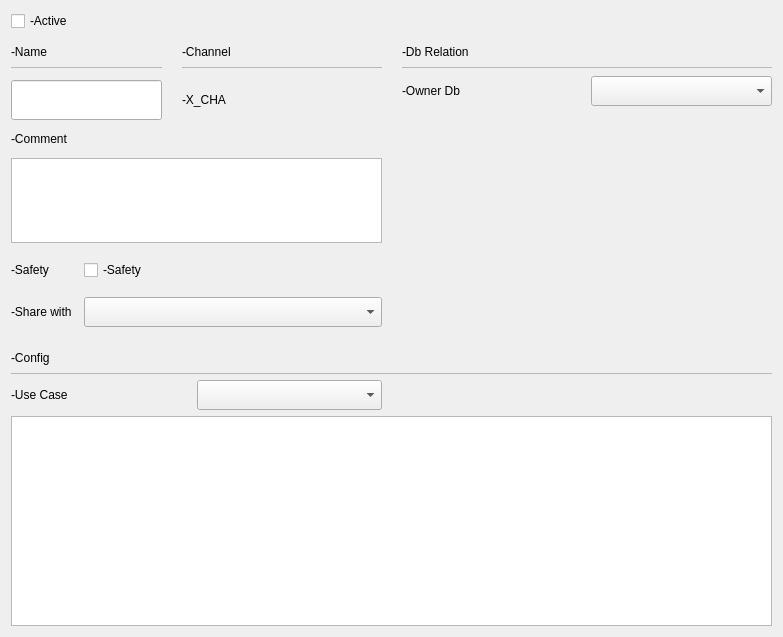
Old version of the form opensyde_tool/src/system_definition/node_edit/halc/C_SdNdeHalcChannelWidget.ui in the repository openSYDE/openSYDE.
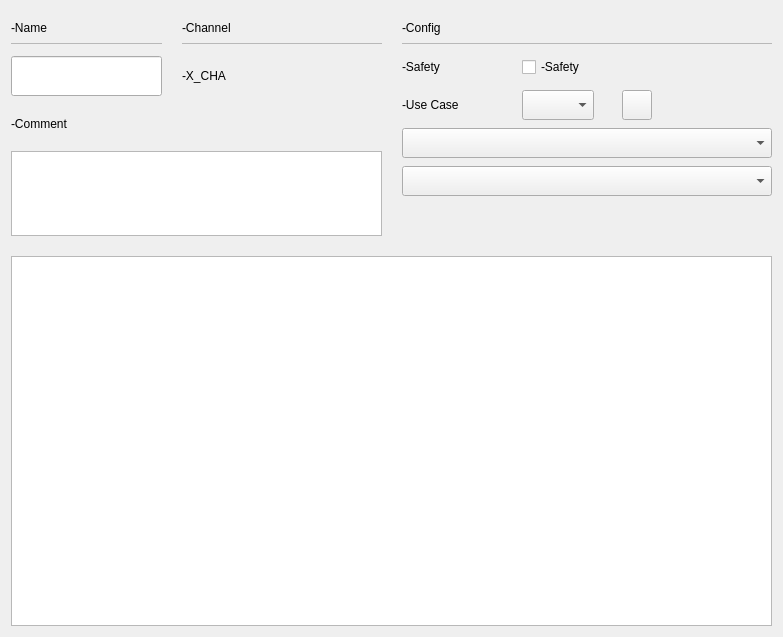
New version of the form. Custom widgets are drawn as their Qt base class.

```diff
--- a/opensyde_tool/src/system_definition/node_edit/halc/C_SdNdeHalcChannelWidget.ui
+++ b/opensyde_tool/src/system_definition/node_edit/halc/C_SdNdeHalcChannelWidget.ui
@@ -14,12 +14,18 @@
    <string>C_SdNdeHalcChannelWidget</string>
   </property>
   <layout class="QVBoxLayout" name="verticalLayout">
+   <property name="topMargin">
+    <number>13</number>
+   </property>
    <item>
-    <layout class="QGridLayout" name="gridLayout">
-     <property name="horizontalSpacing">
+    <layout class="QGridLayout" name="gridLayout" rowstretch="0,0,1">
+     <property name="spacing">
       <number>20</number>
      </property>
-     <item row="2" column="0">
+     <item row="2" column="0" colspan="2">
+      <widget class="stw_opensyde_gui::C_SdNdeHalcConfigTreeView" name="pc_TreeConfig"/>
+     </item>
+     <item row="1" column="0">
       <layout class="QVBoxLayout" name="pc_LayoutProperties">
        <property name="spacing">
         <number>12</number>
@@ -177,177 +183,14 @@
            <height>85</height>
           </size>
          </property>
-        </widget>
-       </item>
-       <item>
-        <layout class="QGridLayout" name="pc_LayoutSafetyAndShare">
-         <item row="0" column="0">
-          <widget class="stw_opensyde_gui_elements::C_OgeLabGroupItem" name="pc_LabSafety">
-           <property name="text">
-            <string>-Safety</string>
-           </property>
-          </widget>
-         </item>
-         <item row="0" column="1">
-          <widget class="stw_opensyde_gui_elements::C_OgeChxTristateTransparentToggle" name="pc_ChxSafety">
-           <property name="sizePolicy">
-            <sizepolicy hsizetype="Fixed" vsizetype="Fixed">
-             <horstretch>0</horstretch>
-             <verstretch>0</verstretch>
-            </sizepolicy>
-           </property>
-           <property name="minimumSize">
-            <size>
-             <width>66</width>
-             <height>30</height>
-            </size>
-           </property>
-           <property name="maximumSize">
-            <size>
-             <width>66</width>
-             <height>30</height>
-            </size>
-           </property>
-           <property name="text">
-            <string>-Safety</string>
-           </property>
-          </widget>
-         </item>
-         <item row="1" column="1">
-          <widget class="stw_opensyde_gui_elements::C_OgeCbxText" name="pc_CbxShareWith">
-           <property name="sizePolicy">
-            <sizepolicy hsizetype="Expanding" vsizetype="Fixed">
-             <horstretch>0</horstretch>
-             <verstretch>0</verstretch>
-            </sizepolicy>
-           </property>
-           <property name="minimumSize">
-            <size>
-             <width>0</width>
-             <height>30</height>
-            </size>
-           </property>
-           <property name="maximumSize">
-            <size>
-             <width>16777215</width>
-             <height>30</height>
-            </size>
-           </property>
-          </widget>
-         </item>
-         <item row="1" column="0">
-          <widget class="stw_opensyde_gui_elements::C_OgeLabGroupItem" name="pc_LabShareWith">
-           <property name="text">
-            <string>-Share with</string>
-           </property>
-          </widget>
-         </item>
-        </layout>
-       </item>
-      </layout>
-     </item>
-     <item row="5" column="0">
-      <layout class="QHBoxLayout" name="pc_LayoutUseCase" stretch="0,0">
-       <item>
-        <widget class="stw_opensyde_gui_elements::C_OgeLabGroupItem" name="pc_LabUseCase">
-         <property name="text">
-          <string>-Use Case</string>
+         <property name="acceptRichText">
+          <bool>false</bool>
          </property>
         </widget>
        </item>
-       <item>
-        <widget class="stw_opensyde_gui_elements::C_OgeCbxText" name="pc_CbxUseCase">
-         <property name="minimumSize">
-          <size>
-           <width>0</width>
-           <height>30</height>
-          </size>
-         </property>
-         <property name="maximumSize">
-          <size>
-           <width>16777215</width>
-           <height>30</height>
-          </size>
-         </property>
-        </widget>
-       </item>
       </layout>
      </item>
-     <item row="6" column="0" colspan="2">
-      <widget class="stw_opensyde_gui::C_SdNdeHalcConfigTreeView" name="pc_TreeConfig"/>
-     </item>
-     <item row="1" column="0">
-      <widget class="stw_opensyde_gui_elements::C_OgeChxProperties" name="pc_ChxActive">
-       <property name="text">
-        <string>-Active</string>
-       </property>
-      </widget>
-     </item>
-     <item row="4" column="0" colspan="2">
-      <layout class="QVBoxLayout" name="verticalLayout_5">
-       <property name="spacing">
-        <number>0</number>
-       </property>
-       <item>
-        <widget class="stw_opensyde_gui_elements::C_OgeLabHeadingGroupBold" name="pc_LabConfig">
-         <property name="minimumSize">
-          <size>
-           <width>0</width>
-           <height>30</height>
-          </size>
-         </property>
-         <property name="maximumSize">
-          <size>
-           <width>16777215</width>
-           <height>30</height>
-          </size>
-         </property>
-         <property name="text">
-          <string>-Config</string>
-         </property>
-        </widget>
-       </item>
-       <item>
-        <widget class="stw_opensyde_gui_elements::C_OgeFrameSeparator" name="pc_FrameSeparatorConfig">
-         <property name="minimumSize">
-          <size>
-           <width>0</width>
-           <height>1</height>
-          </size>
-         </property>
-         <property name="maximumSize">
-          <size>
-           <width>16777215</width>
-           <height>1</height>
-          </size>
-         </property>
-         <property name="frameShape">
-          <enum>QFrame::StyledPanel</enum>
-         </property>
-         <property name="frameShadow">
-          <enum>QFrame::Raised</enum>
-         </property>
-        </widget>
-       </item>
-      </layout>
-     </item>
-     <item row="3" column="0">
-      <spacer name="verticalSpacer">
-       <property name="orientation">
-        <enum>Qt::Vertical</enum>
-       </property>
-       <property name="sizeType">
-        <enum>QSizePolicy::Fixed</enum>
-       </property>
-       <property name="sizeHint" stdset="0">
-        <size>
-         <width>10</width>
-         <height>10</height>
-        </size>
-       </property>
-      </spacer>
-     </item>
-     <item row="2" column="1">
+     <item row="1" column="1">
       <layout class="QVBoxLayout" name="pc_LayoutDbRelation">
        <property name="spacing">
         <number>8</number>
@@ -358,7 +201,7 @@
           <number>0</number>
          </property>
          <item>
-          <widget class="stw_opensyde_gui_elements::C_OgeLabHeadingGroupBold" name="pc_LabDbRelation">
+          <widget class="stw_opensyde_gui_elements::C_OgeLabHeadingGroupBold" name="pc_LabConfig">
            <property name="sizePolicy">
             <sizepolicy hsizetype="Expanding" vsizetype="Preferred">
              <horstretch>0</horstretch>
@@ -378,7 +221,7 @@
             </size>
            </property>
            <property name="text">
-            <string>-Db Relation</string>
+            <string>-Config</string>
            </property>
           </widget>
          </item>
@@ -407,16 +250,16 @@
         </layout>
        </item>
        <item>
-        <layout class="QHBoxLayout" name="pc_LayoutOwnerDb">
-         <item>
-          <widget class="stw_opensyde_gui_elements::C_OgeLabGroupItem" name="pc_LabOwnerDb">
+        <layout class="QGridLayout" name="pc_LayoutSafetyAndShare">
+         <item row="1" column="0">
+          <widget class="stw_opensyde_gui_elements::C_OgeLabGroupItem" name="pc_LabUseCase">
            <property name="text">
-            <string>-Owner Db</string>
+            <string>-Use Case</string>
            </property>
           </widget>
          </item>
-         <item>
-          <widget class="stw_opensyde_gui_elements::C_OgeCbxText" name="pc_CbxOwnerDb">
+         <item row="1" column="1">
+          <widget class="stw_opensyde_gui_elements::C_OgeCbxText" name="pc_CbxUseCase">
            <property name="minimumSize">
             <size>
              <width>0</width>
@@ -431,8 +274,95 @@
            </property>
           </widget>
          </item>
+         <item row="0" column="1">
+          <widget class="stw_opensyde_gui_elements::C_OgeChxTristateTransparentToggle" name="pc_ChxSafety">
+           <property name="sizePolicy">
+            <sizepolicy hsizetype="Fixed" vsizetype="Fixed">
+             <horstretch>0</horstretch>
+             <verstretch>0</verstretch>
+            </sizepolicy>
+           </property>
+           <property name="minimumSize">
+            <size>
+             <width>66</width>
+             <height>30</height>
+            </size>
+           </property>
+           <property name="maximumSize">
+            <size>
+             <width>66</width>
+             <height>30</height>
+            </size>
+           </property>
+           <property name="text">
+            <string>-Safety</string>
+           </property>
+          </widget>
+         </item>
+         <item row="0" column="0">
+          <widget class="stw_opensyde_gui_elements::C_OgeLabGroupItem" name="pc_LabSafety">
+           <property name="text">
+            <string>-Safety</string>
+           </property>
+          </widget>
+         </item>
+         <item row="1" column="3">
+          <widget class="stw_opensyde_gui_elements::C_OgePubSvgIconOnly" name="pc_PubLinkedIcon">
+           <property name="minimumSize">
+            <size>
+             <width>30</width>
+             <height>30</height>
+            </size>
+           </property>
+           <property name="maximumSize">
+            <size>
+             <width>30</width>
+             <height>30</height>
+            </size>
+           </property>
+          </widget>
+         </item>
+         <item row="1" column="4">
+          <widget class="stw_opensyde_gui_elements::C_OgeLabGroupItemValue" name="pc_LabLinkedChannel"/>
+         </item>
+         <item row="1" column="2">
+          <spacer name="horizontalSpacer">
+           <property name="orientation">
+            <enum>Qt::Horizontal</enum>
+           </property>
+           <property name="sizeType">
+            <enum>QSizePolicy::Fixed</enum>
+           </property>
+           <property name="sizeHint" stdset="0">
+            <size>
+             <width>20</width>
+             <height>20</height>
+            </size>
+           </property>
+          </spacer>
+         </item>
         </layout>
        </item>
+       <item>
+        <widget class="stw_opensyde_gui_elements::C_OgeCbxMultiSelect" name="pc_CbxBitfields">
+         <property name="minimumSize">
+          <size>
+           <width>0</width>
+           <height>30</height>
+          </size>
+         </property>
+        </widget>
+       </item>
+       <item>
+        <widget class="stw_opensyde_gui_elements::C_OgeCbxMultiSelect" name="pc_CbxBitmasks">
+         <property name="minimumSize">
+          <size>
+           <width>0</width>
+           <height>30</height>
+          </size>
+         </property>
+        </widget>
+       </item>
        <item>
         <spacer name="verticalSpacer_2">
          <property name="orientation">
@@ -469,6 +399,11 @@
    <extends>QLabel</extends>
    <header>C_OgeLabGroupItem.h</header>
   </customwidget>
+  <customwidget>
+   <class>stw_opensyde_gui_elements::C_OgeLabGroupItemValue</class>
+   <extends>QLabel</extends>
+   <header>C_OgeLabGroupItemValue.h</header>
+  </customwidget>
   <customwidget>
    <class>stw_opensyde_gui_elements::C_OgeCbxText</class>
    <extends>QComboBox</extends>
@@ -484,26 +419,26 @@
    <extends>QLineEdit</extends>
    <header>C_OgeLePropertiesName.h</header>
   </customwidget>
-  <customwidget>
-   <class>stw_opensyde_gui_elements::C_OgeChxProperties</class>
-   <extends>QCheckBox</extends>
-   <header>C_OgeChxProperties.h</header>
-  </customwidget>
   <customwidget>
    <class>stw_opensyde_gui_elements::C_OgeChxTristateTransparentToggle</class>
    <extends>QCheckBox</extends>
    <header>C_OgeChxTristateTransparentToggle.h</header>
   </customwidget>
-  <customwidget>
-   <class>stw_opensyde_gui_elements::C_OgeLabGroupItemValue</class>
-   <extends>QLabel</extends>
-   <header>C_OgeLabGroupItemValue.h</header>
-  </customwidget>
   <customwidget>
    <class>stw_opensyde_gui::C_SdNdeHalcConfigTreeView</class>
    <extends>QTreeView</extends>
    <header>C_SdNdeHalcConfigTreeView.h</header>
   </customwidget>
+  <customwidget>
+   <class>stw_opensyde_gui_elements::C_OgePubSvgIconOnly</class>
+   <extends>QPushButton</extends>
+   <header>C_OgePubSvgIconOnly.h</header>
+  </customwidget>
+  <customwidget>
+   <class>stw_opensyde_gui_elements::C_OgeCbxMultiSelect</class>
+   <extends>QComboBox</extends>
+   <header>C_OgeCbxMultiSelect.h</header>
+  </customwidget>
  </customwidgets>
  <resources/>
  <connections/>
```
Left out of the diff: 3 changed lines with no effect on the pictures.
